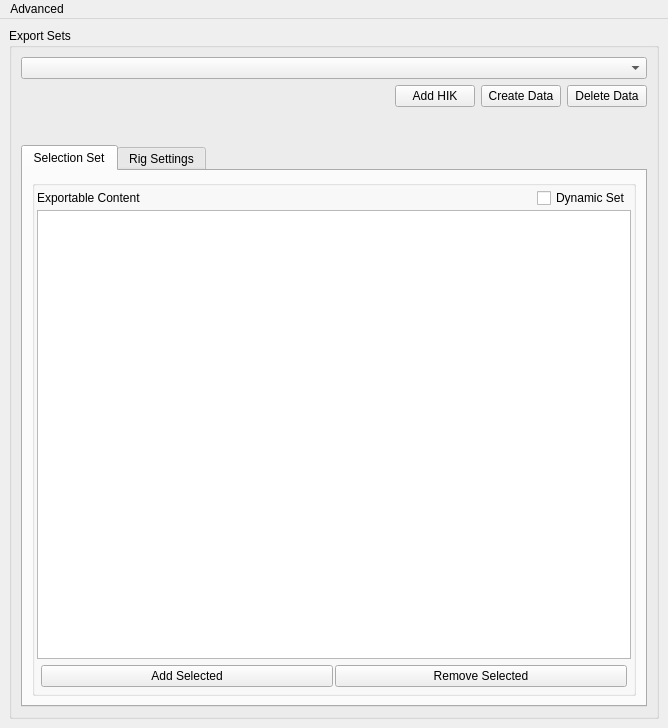
The window that src/cg3dcasc/Cascadeur.ui (Nathanieljla/cg3d-maya-casc) describes before a commit, drawn with Qt 5.
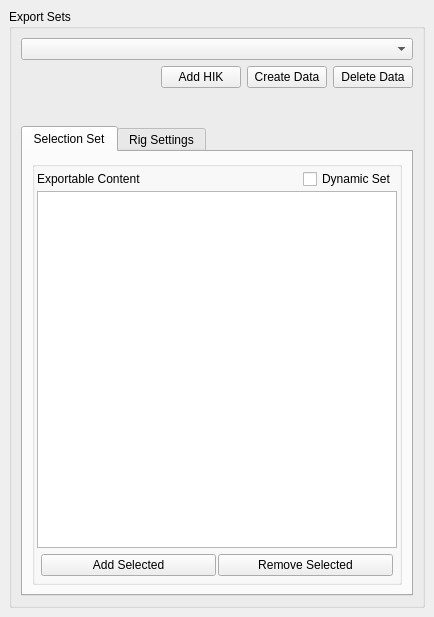
The same window after the commit. Custom widgets are drawn as their Qt base class.

Diff of the .ui file:
```diff
--- a/src/cg3dcasc/Cascadeur.ui
+++ b/src/cg3dcasc/Cascadeur.ui
@@ -6,8 +6,8 @@
    <rect>
     <x>0</x>
     <y>0</y>
-    <width>668</width>
-    <height>728</height>
+    <width>434</width>
+    <height>617</height>
    </rect>
   </property>
   <property name="windowTitle">
@@ -771,24 +771,7 @@
     </item>
    </layout>
   </widget>
-  <widget class="QMenuBar" name="menuBar">
-   <property name="geometry">
-    <rect>
-     <x>0</x>
-     <y>0</y>
-     <width>668</width>
-     <height>22</height>
-    </rect>
-   </property>
-   <widget class="QMenu" name="menuAdvanced">
-    <property name="title">
-     <string>Advanced</string>
-    </property>
-    <addaction name="actionDerig"/>
-   </widget>
-   <addaction name="menuAdvanced"/>
-  </widget>
-  <action name="actionDerig">
+  <action name="Acttion_Add_HIK">
    <property name="text">
     <string>Make rigless clone</string>
    </property>
```
Left out of the diff: 2 changed lines with no effect on the pictures.
